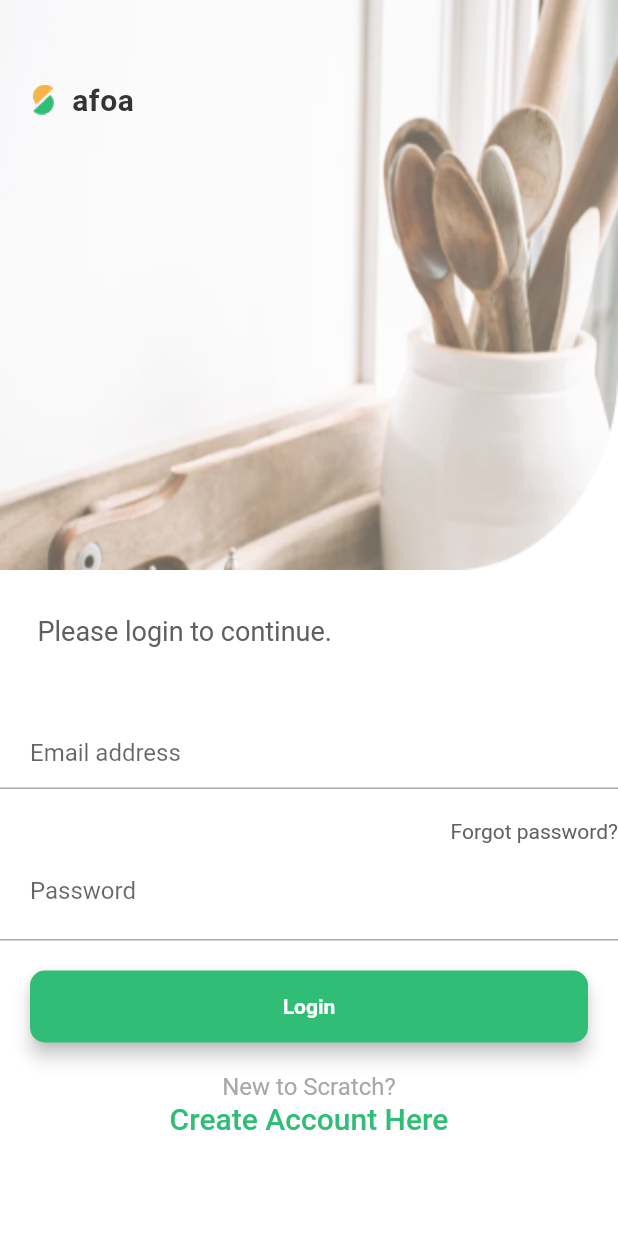
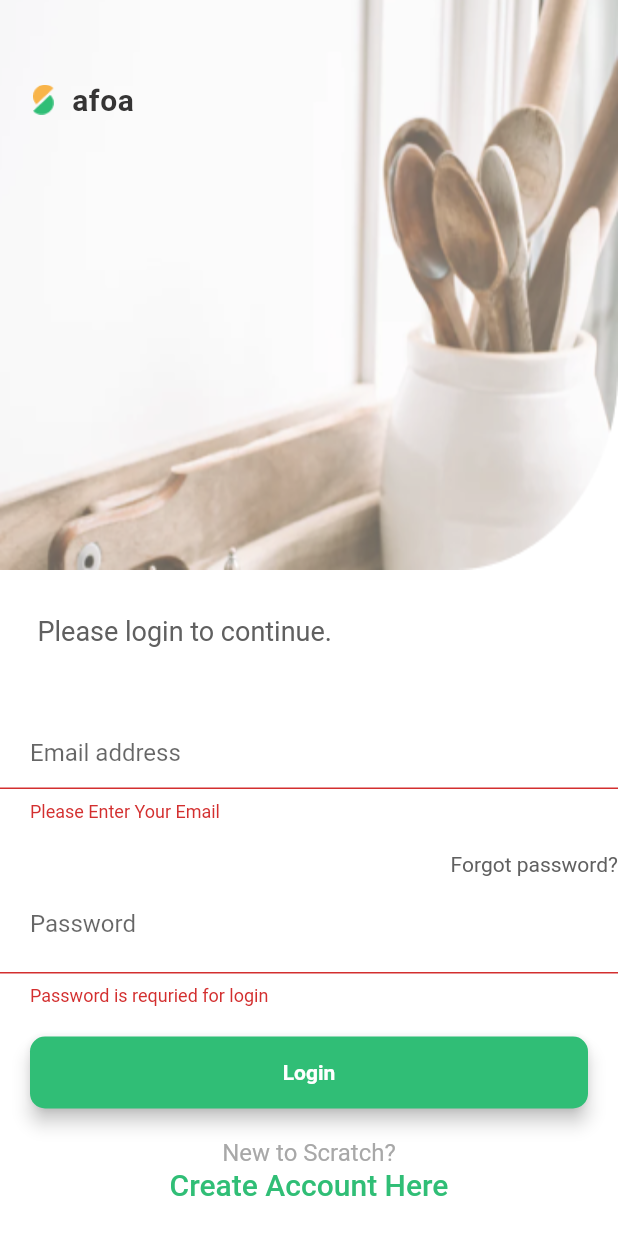
Before and after one commit to YaserMoamed/scratch, a Flutter app: the SignInScreen screen opened by its route, after a tap on "Login", on a phone screen of 412 x 824 dp. Run offline on Flutter 3.47's test engine with Material 2 defaults, Android fonts, the phone set to English and light mode, and no system bars; our stand-ins replace firebase_auth, firebase_core, fluttertoast; accounts and stored records are empty.

Commit message:
updated project

```diff
--- a/lib/screens/singin/signin_screen.dart
+++ b/lib/screens/singin/signin_screen.dart
@@ -1,4 +1,7 @@
+import 'package:firebase_auth/firebase_auth.dart';
 import 'package:flutter/material.dart';
+import 'package:fluttertoast/fluttertoast.dart';
+import 'package:scratch/home/home_screen.dart';
 import 'package:scratch/screens/signup/signup_screen.dart';
 import 'package:scratch/screens/singin/widgets/top_bar.dart';
 
@@ -16,6 +19,9 @@ class _SignInScreenState extends State<SignInScreen> {
   final TextEditingController emailController = TextEditingController();
   final TextEditingController passwordController = TextEditingController();
 
+  // firebase auth
+  final _auth = FirebaseAuth.instance;
+
   @override
   Widget build(BuildContext context) {
     // email field
@@ -23,7 +29,17 @@ class _SignInScreenState extends State<SignInScreen> {
         autofocus: false,
         controller: emailController,
         keyboardType: TextInputType.emailAddress,
-        // validator : () {},
+        validator: (value) {
+          if (value!.isEmpty) {
+            return ("Please Enter Your Email");
+          }
+          // req expration for email validations
+          if (!RegExp("^[a-zA-Z0-9+_.-]+@[a-zA-Z0-9+_.-]+.[a-z]")
+              .hasMatch(value)) {
+            return ("Please Enter a valid email!");
+          }
+          return null;
+        },
         onSaved: (value) {
           emailController.text = value!;
         },
@@ -40,7 +56,15 @@ class _SignInScreenState extends State<SignInScreen> {
         autofocus: false,
         controller: passwordController,
         obscureText: true,
-        // validator : () {},
+        validator: (value) {
+          RegExp regex = RegExp(r'^.(6,)$');
+          if (value!.isEmpty) {
+            return ("Password is requried for login");
+          }
+          if (!regex.hasMatch(value)) {
+            return ("Enter Valid Passowrd(Min. 6 charchter)");
+          }
+        },
         onSaved: (value) {
           passwordController.text = value!;
         },
@@ -58,7 +82,7 @@ class _SignInScreenState extends State<SignInScreen> {
       child: MaterialButton(
           padding: const EdgeInsets.fromLTRB(20, 15, 20, 15),
           minWidth: MediaQuery.of(context).size.width,
-          onPressed: () {},
+          onPressed: () {SigIn(emailController.text, passwordController.text);},
           child: const Text('Login',
               textAlign: TextAlign.center,
               style:
@@ -103,14 +127,16 @@ class _SignInScreenState extends State<SignInScreen> {
                         ),
                         Row(
                             mainAxisAlignment: MainAxisAlignment.end,
-                          children: [GestureDetector(
+                            children: [
+                              GestureDetector(
                                 onTap: () {},
                                 child: const Text("Forgot password?",
                                     style: TextStyle(
                                         color: Color(0xFF606060),
                                         fontSize: 14,
                                         fontWeight: FontWeight.normal)),
-                        )]),
+                              )
+                            ]),
                         passwordField,
                         Padding(
                             padding: const EdgeInsets.only(
@@ -131,7 +157,10 @@ class _SignInScreenState extends State<SignInScreen> {
                         fontWeight: FontWeight.normal)),
                 GestureDetector(
                   onTap: () {
-                    Navigator.push(context, MaterialPageRoute(builder: (context) => const SignUpScreen()));
+                    Navigator.push(
+                        context,
+                        MaterialPageRoute(
+                            builder: (context) => const SignUpScreen()));
                   },
                   child: const Text("Create Account Here",
                       style: TextStyle(
@@ -144,4 +173,16 @@ class _SignInScreenState extends State<SignInScreen> {
           ]),
         )));
   }
+
+  void SigIn(String email, String password) async {
+    if(_formKey.currentState!.validate()){
+      await _auth.signInWithEmailAndPassword(email: email, password: password)
+      .then((uid) => {
+        Fluttertoast.showToast(msg: "Login Successful"),
+        Navigator.push(context, MaterialPageRoute(builder: (context) => const HomeScreen()))
+      }).catchError((e){
+        Fluttertoast.showToast(msg: e!.message);
+      });
     }
+  }
+}
--- a/pubspec.yaml
+++ b/pubspec.yaml
@@ -34,7 +34,13 @@ dependencies:
   # The following adds the Cupertino Icons font to your application.
   # Use with the CupertinoIcons class for iOS style icons.
   cupertino_icons: ^1.0.2
+  firebase_core: ^1.8.0
+  cloud_firestore: ^2.5.4
+  firebase_auth: ^3.1.4
+  fluttertoast: ^8.0.8
 
+
+# dev dependencies
 dev_dependencies:
   flutter_test:
     sdk: flutter
```
Also changed, not shown: lib/home/home_screen.dart (+21 -1 lines), lib/main.dart (+5 -3 lines), pubspec.lock (added), 4 other files. Lines whose indentation alone changed are shown as unchanged.
